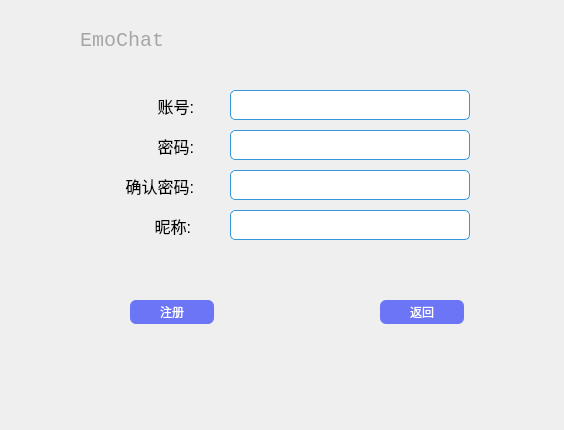
This is Client/logging.ui in wzt-916/EmoChat as Qt 5 draws it before an edit. The edited form follows.
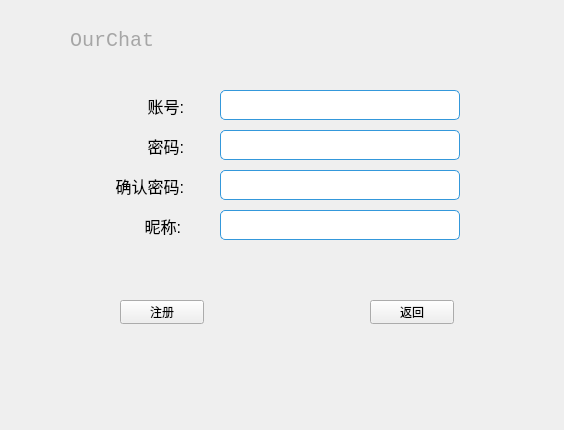
This is the edited form. The open tabs and pages were chosen to show the change. Icons and pictures are not drawn.

```diff
--- a/Client/logging.ui
+++ b/Client/logging.ui
@@ -41,21 +41,12 @@
    <widget class="QStackedWidget" name="stackedWidget">
     <property name="geometry">
      <rect>
-      <x>30</x>
+      <x>20</x>
       <y>10</y>
       <width>511</width>
       <height>401</height>
      </rect>
     </property>
-    <property name="autoFillBackground">
-     <bool>false</bool>
-    </property>
-    <property name="styleSheet">
-     <string notr="true"/>
-    </property>
-    <property name="frameShape">
-     <enum>QFrame::NoFrame</enum>
-    </property>
     <property name="currentIndex">
      <number>0</number>
     </property>
@@ -697,26 +688,6 @@
         <height>24</height>
        </rect>
       </property>
-      <property name="autoFillBackground">
-       <bool>false</bool>
-      </property>
-      <property name="styleSheet">
-       <string notr="true">QPushButton{
-	
-	color: rgb(255, 255, 255);
-	border-style: solid;
-	border-radius: 6px;	
-	background-color: rgb(108, 117, 245);
-}
-
-QPushButton:hover{
-	background-color: rgb(56,205,127);
-}
-
-QPushButton:pressed {
-	background-color: rgb(7,193,96);
-}</string>
-      </property>
       <property name="text">
        <string>注册</string>
       </property>
@@ -730,23 +701,6 @@
         <height>24</height>
        </rect>
       </property>
-      <property name="styleSheet">
-       <string notr="true">QPushButton{
-	
-	color: rgb(255, 255, 255);
-	border-style: solid;
-	border-radius: 6px;	
-	background-color: rgb(108, 117, 245);
-}
-
-QPushButton:hover{
-	background-color: rgb(56,205,127);
-}
-
-QPushButton:pressed {
-	background-color: rgb(7,193,96);
-}</string>
-      </property>
       <property name="text">
        <string>返回</string>
       </property>
@@ -770,7 +724,7 @@
        <string notr="true">color: rgb(166,166,166);</string>
       </property>
       <property name="text">
-       <string>EmoChat</string>
+       <string>OurChat</string>
       </property>
      </widget>
      <widget class="QPushButton" name="pushBtn_close_2">
```
Left out of the diff: 47 changed lines with no effect on the pictures.
